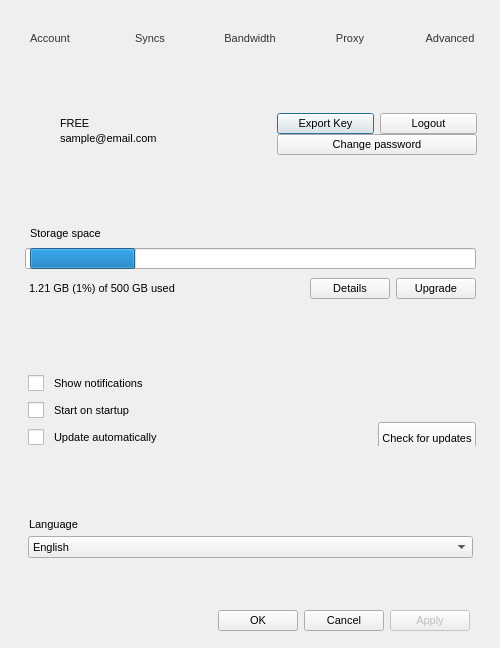
Above: src/MEGASync/gui/macx/SettingsDialog.ui from meganz/MEGAsync before the change. Below: the same form after it.
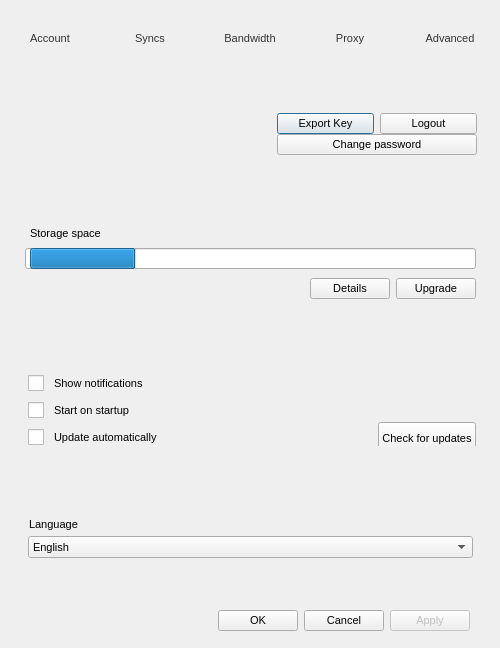
That is the form after the change. The open tabs and pages were chosen to show the change. Icons and pictures are not drawn.

Commit message: Remove sample labels

The edit to the form file:
```diff
--- a/src/MEGASync/gui/macx/SettingsDialog.ui
+++ b/src/MEGASync/gui/macx/SettingsDialog.ui
@@ -777,7 +777,7 @@
                    <enum>Qt::StrongFocus</enum>
                   </property>
                   <property name="text">
-                   <string>FREE</string>
+                   <string/>
                   </property>
                  </widget>
                 </item>
@@ -829,7 +829,7 @@
                    <enum>Qt::StrongFocus</enum>
                   </property>
                   <property name="text">
-                   <string notr="true">sample@email.com</string>
+                   <string notr="true"/>
                   </property>
                  </widget>
                 </item>
@@ -1176,7 +1176,7 @@
 </string>
                </property>
                <property name="text">
-                <string notr="true">1.21 GB (1%) of 500 GB used</string>
+                <string notr="true"/>
                </property>
               </widget>
              </item>
```
The commit also changes 2 other files.
